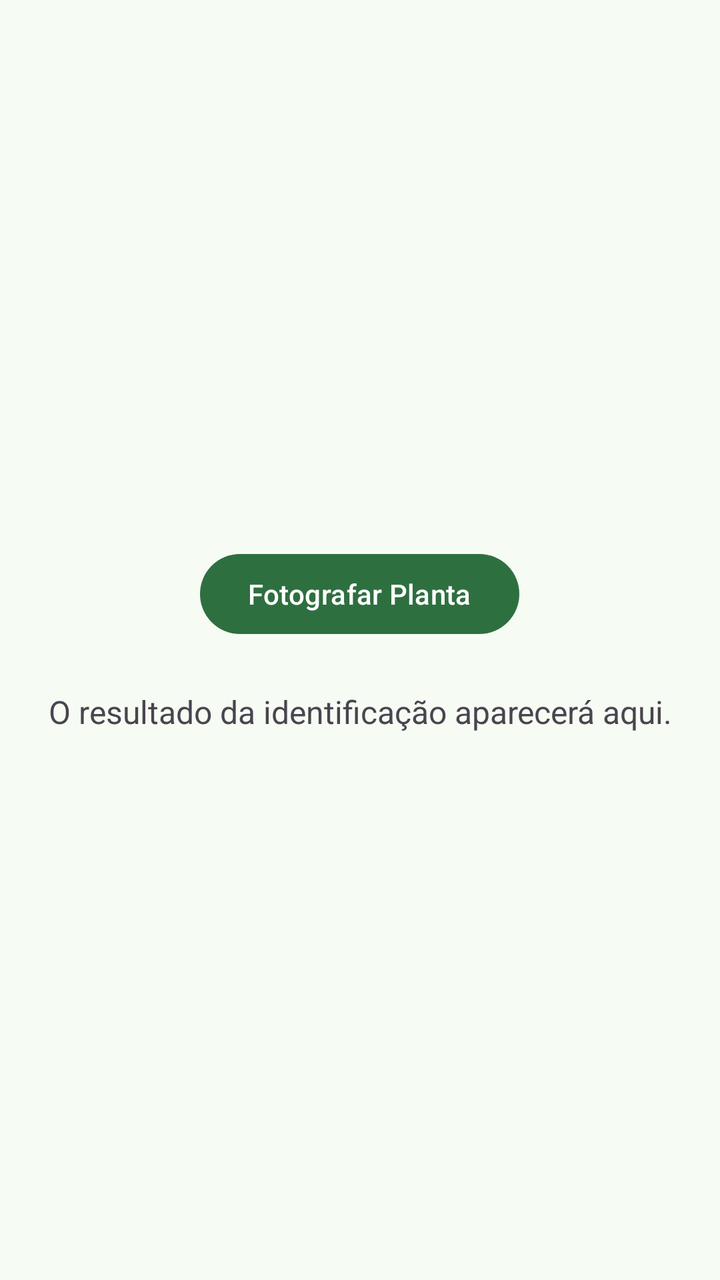
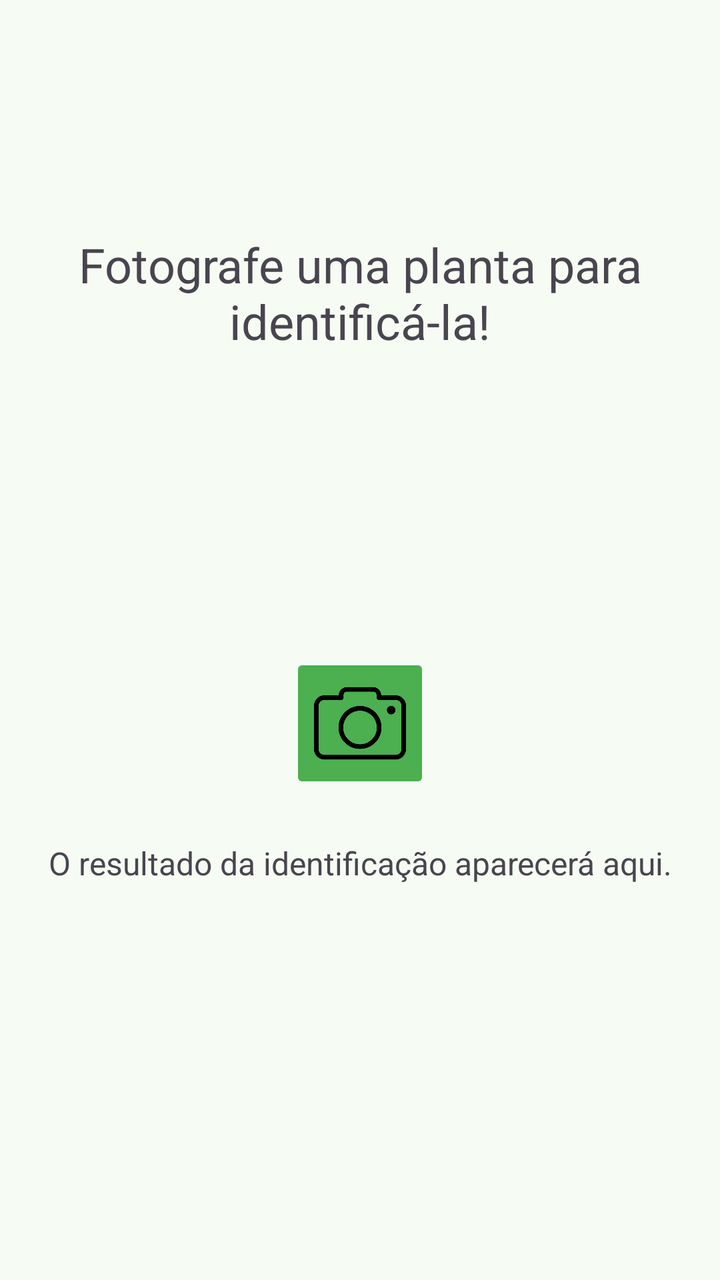

Compare the two renders of this Android layout. The source of the first and the diff that turns it into the second are given below.
<!-- AndroidManifest.xml: application theme Theme.MyYard -->
<!-- res/layout/fragment_catalog.xml -->
<?xml version="1.0" encoding="utf-8"?>
<LinearLayout xmlns:android="http://schemas.android.com/apk/res/android"
    android:layout_width="match_parent"
    android:layout_height="match_parent"
    android:orientation="vertical"
    android:padding="16dp"
    android:gravity="center">

    <Button
        android:id="@+id/btnFoto"
        android:layout_width="wrap_content"
        android:layout_height="wrap_content"
        android:text="Fotografar Planta" />

    <ScrollView
        android:layout_width="match_parent"
        android:layout_height="wrap_content">

        <LinearLayout
            android:layout_width="match_parent"
            android:layout_height="wrap_content"
            android:orientation="vertical">

            <TextView
                android:id="@+id/tvResultado"
                android:layout_width="match_parent"
                android:layout_height="wrap_content"
                android:layout_marginTop="24dp"
                android:gravity="center"
                android:text="O resultado da identificação aparecerá aqui."
                android:textSize="16sp" />
        </LinearLayout>
    </ScrollView>

</LinearLayout>
<!-- resources referenced by this layout -->
<resources>
  <style name="Theme.MyYard" parent="Base.Theme.MyYard" />
  <style name="Base.Theme.MyYard" parent="Theme.Material3.DayNight.NoActionBar">
          
          
          <item name="colorPrimary">@color/primary_light</item>
          <item name="colorOnPrimary">@color/on_primary_light</item>
          <item name="colorPrimaryContainer">@color/primary_container_light</item>
          <item name="colorOnPrimaryContainer">@color/on_primary_container_light</item>
  
          <item name="colorSecondary">@color/secondary_light</item>
          <item name="colorOnSecondary">@color/on_secondary_light</item>
  
          
          <item name="android:colorBackground">@color/background_light</item>
          <item name="colorOnBackground">@color/on_background_light</item>
          <item name="colorSurface">@color/surface_light</item>
          <item name="colorOnSurface">@color/on_surface_light</item>
          <item name="colorSurfaceVariant">@color/surface_variant_light</item>
          <item name="colorOnSurfaceVariant">@color/on_surface_variant_light</item>
  
          
          <item name="colorError">@color/error_light</item>
          <item name="colorOnError">@color/on_error_light</item>
  
          
          <item name="android:statusBarColor">@color/background_light</item>
          <item name="android:windowLightStatusBar">true</item>
          <item name="android:navigationBarColor">@color/background_light</item>
      </style>
  <color name="primary_light">#2E6F40</color>
  <color name="on_primary_light">#FFFFFF</color>
  <color name="primary_container_light">#B3F2C2</color>
  <color name="on_primary_container_light">#00210B</color>
  <color name="secondary_light">#526350</color>
  <color name="on_secondary_light">#FFFFFF</color>
  <color name="background_light">#F6FBF3</color>
  <color name="on_background_light">#191D19</color>
  <color name="surface_light">#F6FBF3</color>
  <color name="on_surface_light">#191D19</color>
  <color name="surface_variant_light">#DEE5DA</color>
  <color name="on_surface_variant_light">#424940</color>
  <color name="error_light">#BA1A1A</color>
  <color name="on_error_light">#FFFFFF</color>
</resources>

<!-- the commit's change to res/layout/fragment_catalog.xml (unified diff, before → after) -->
@@ -1,16 +1,29 @@
 <?xml version="1.0" encoding="utf-8"?>
 <LinearLayout xmlns:android="http://schemas.android.com/apk/res/android"
+    xmlns:app="http://schemas.android.com/apk/res-auto"
     android:layout_width="match_parent"
     android:layout_height="match_parent"
+    android:gravity="center_horizontal"
     android:orientation="vertical"
-    android:padding="16dp"
-    android:gravity="center">
+    android:padding="16dp">
 
-    <Button
-        android:id="@+id/btnFoto"
-        android:layout_width="wrap_content"
+    <TextView
+        android:id="@+id/textView"
+        android:layout_width="match_parent"
         android:layout_height="wrap_content"
-        android:text="Fotografar Planta" />
+        android:layout_marginTop="100dp"
+        android:gravity="center"
+        android:text="Fotografe uma planta para identificá-la!"
+        android:textSize="24sp" />
+
+    <ImageButton
+        android:id="@+id/imageButton"
+        android:layout_width="70dp"
+        android:layout_height="70dp"
+        android:layout_marginTop="150dp"
+        android:backgroundTint="#4CAF50"
+        android:scaleType="centerInside"
+        app:srcCompat="@drawable/camera" />
 
     <ScrollView
         android:layout_width="match_parent"
<!-- resource entries referenced after the edit -->
@@ -1,5 +1,6 @@
 <!-- resources referenced by this layout -->
 <resources>
+  <!-- drawable camera: png bitmap (drawable, 14457 bytes) -->
   <style name="Theme.MyYard" parent="Base.Theme.MyYard" />
   <style name="Base.Theme.MyYard" parent="Theme.Material3.DayNight.NoActionBar">
           
